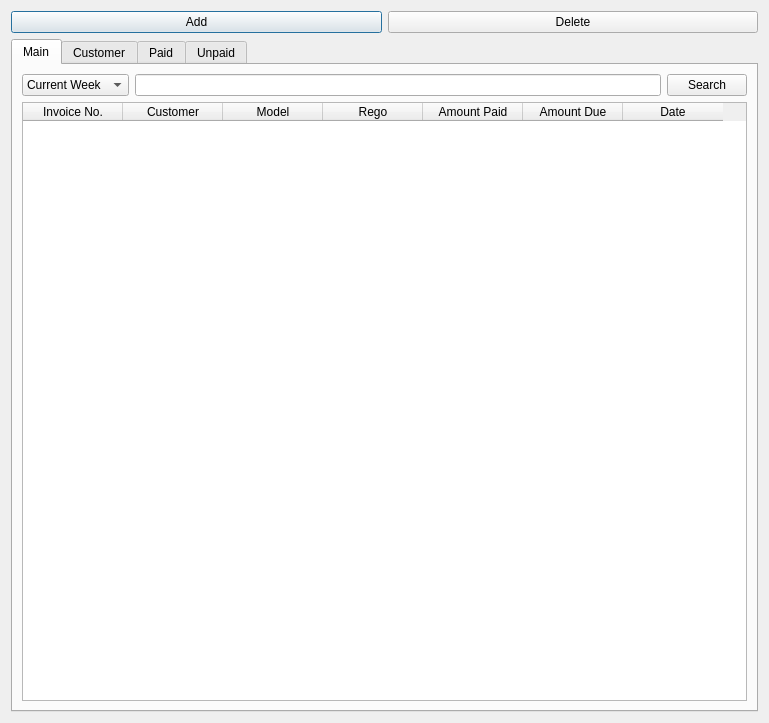
Before: the Qt Designer form new_start/UI_File/Main.ui in maximustann/Bing_project, drawn with Qt 5.
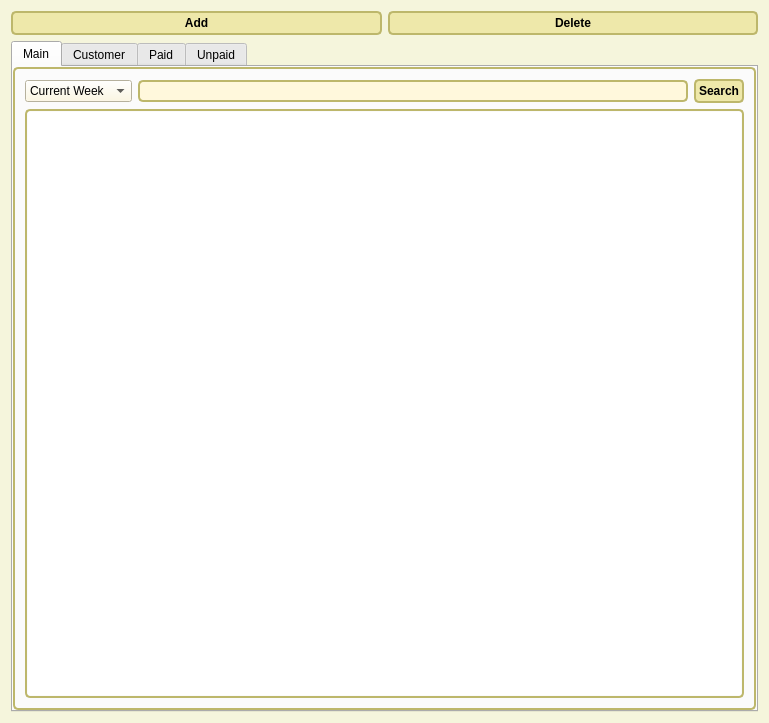
After: the same form once the commit is applied. The open tabs and pages were chosen to show the change.

```diff
--- a/new_start/UI_File/Main.ui
+++ b/new_start/UI_File/Main.ui
@@ -13,6 +13,118 @@
   <property name="windowTitle">
    <string>Garage Management</string>
   </property>
+  <property name="styleSheet">
+   <string notr="true">#Dialog {
+   background-color: beige;
+}
+
+/* Nice Windows-XP-style password character. */
+QLineEdit[echoMode=&quot;2&quot;] {
+    lineedit-password-character: 9679;
+}
+
+/* We provide a min-width and min-height for push buttons
+   so that they look elegant regardless of the width of the text. */
+QPushButton {
+    background-color: palegoldenrod;
+    border-width: 2px;
+    border-color: darkkhaki;
+    border-style: solid;
+    border-radius: 5;
+    padding: 3px;
+    min-width: 9ex;
+    min-height: 2.5ex;
+}
+
+QPushButton:hover {
+   background-color: khaki;
+}
+
+/* Increase the padding, so the text is shifted when the button is
+   pressed. */
+QPushButton:pressed {
+    padding-left: 5px;
+    padding-top: 5px;
+    background-color: #d0d67c;
+}
+
+QLabel, QAbstractButton {
+    font: bold;
+}
+
+/* Mark mandatory fields with a brownish color. */
+.mandatory {
+    color: brown;
+}
+
+/* Bold text on status bar looks awful. */
+QStatusBar QLabel {
+   font: normal;
+}
+
+QStatusBar::item {
+    border-width: 1;
+    border-color: darkkhaki;
+    border-style: solid;
+    border-radius: 2;
+}
+
+QComboBox, QLineEdit, QSpinBox, QTextEdit, QListView {
+    background-color: cornsilk;
+    selection-color: #0a214c; 
+    selection-background-color: #C19A6B;
+}
+
+QListView {
+    show-decoration-selected: 1;
+}
+
+QListView::item:hover {
+    background-color: wheat;
+}
+
+/* We reserve 1 pixel space in padding. When we get the focus,
+   we kill the padding and enlarge the border. This makes the items
+   glow. */
+QLineEdit, QFrame {
+    border-width: 2px;
+    padding: 1px;
+    border-style: solid;
+    border-color: darkkhaki;
+    border-radius: 5px;
+}
+
+/* As mentioned above, eliminate the padding and increase the border. */
+QLineEdit:focus, QFrame:focus {
+    border-width: 3px;
+    padding: 0px;
+}
+
+/* A QLabel is a QFrame ... */
+QLabel {
+    border: none;
+    padding: 0;
+    background: none;
+}
+
+/* A QToolTip is a QLabel ... */
+QToolTip {
+    border: 2px solid darkkhaki;
+    padding: 5px;
+    border-radius: 3px;
+    opacity: 200;
+}
+
+/* Nice to have the background color change when hovered. */
+QRadioButton:hover, QCheckBox:hover {
+    background-color: wheat;
+}
+
+/* Force the dialog's buttons to follow the Windows guidelines. */
+QDialogButtonBox {
+    button-layout: 0;
+}</string>
+  </property>
   <layout class="QGridLayout" name="gridLayout">
    <item row="0" column="0">
     <layout class="QHBoxLayout" name="horizontalLayout">
@@ -47,12 +159,133 @@
       <layout class="QGridLayout" name="gridLayout_6">
        <item row="1" column="0" colspan="3">
         <widget class="QTableWidget" name="tableWidget">
+         <property name="contextMenuPolicy">
+          <enum>Qt::DefaultContextMenu</enum>
+         </property>
+         <property name="styleSheet">
+          <string notr="true">#Dialog {
+   background-color: beige;
+}
+
+/* Nice Windows-XP-style password character. */
+QLineEdit[echoMode=&quot;2&quot;] {
+    lineedit-password-character: 9679;
+}
+
+/* We provide a min-width and min-height for push buttons
+   so that they look elegant regardless of the width of the text. */
+QPushButton {
+    background-color: palegoldenrod;
+    border-width: 2px;
+    border-color: darkkhaki;
+    border-style: solid;
+    border-radius: 5;
+    padding: 3px;
+    min-width: 9ex;
+    min-height: 2.5ex;
+}
+
+QPushButton:hover {
+   background-color: khaki;
+}
+
+/* Increase the padding, so the text is shifted when the button is
+   pressed. */
+QPushButton:pressed {
+    padding-left: 5px;
+    padding-top: 5px;
+    background-color: #d0d67c;
+}
+
+QLabel, QAbstractButton {
+    font: bold;
+}
+
+/* Mark mandatory fields with a brownish color. */
+.mandatory {
+    color: brown;
+}
+
+/* Bold text on status bar looks awful. */
+QStatusBar QLabel {
+   font: normal;
+}
+
+
+QComboBox, QLineEdit, QSpinBox, QTextEdit, QListView {
+    background-color: cornsilk;
+    selection-color: #0a214c; 
+    selection-background-color: #C19A6B;
+}
+
+QListView {
+    show-decoration-selected: 1;
+}
+
+QListView::item:hover {
+    background-color: wheat;
+}
+
+/* We reserve 1 pixel space in padding. When we get the focus,
+   we kill the padding and enlarge the border. This makes the items
+   glow. */
+
+
+/* As mentioned above, eliminate the padding and increase the border. */
+QLineEdit:focus, QFrame:focus {
+    border-width: 3px;
+    padding: 0px;
+}
+
+/* A QLabel is a QFrame ... */
+QLabel {
+    border: none;
+    padding: 0;
+    background: none;
+}
+
+/* A QToolTip is a QLabel ... */
+QToolTip {
+    border: 2px solid darkkhaki;
+    padding: 5px;
+    border-radius: 3px;
+    opacity: 200;
+}
+
+/* Nice to have the background color change when hovered. */
+QRadioButton:hover, QCheckBox:hover {
+    background-color: wheat;
+}
+
+/* Force the dialog's buttons to follow the Windows guidelines. */
+QDialogButtonBox {
+    button-layout: 0;
+}</string>
+         </property>
+         <property name="frameShape">
+          <enum>QFrame::StyledPanel</enum>
+         </property>
+         <property name="frameShadow">
+          <enum>QFrame::Sunken</enum>
+         </property>
+         <property name="lineWidth">
+          <number>1</number>
+         </property>
          <property name="editTriggers">
           <set>QAbstractItemView::NoEditTriggers</set>
          </property>
          <property name="showGrid">
           <bool>true</bool>
          </property>
+         <attribute name="horizontalHeaderVisible">
+          <bool>false</bool>
+         </attribute>
+         <attribute name="horizontalHeaderHighlightSections">
+          <bool>false</bool>
+         </attribute>
+         <attribute name="verticalHeaderVisible">
+          <bool>false</bool>
+         </attribute>
          <column>
           <property name="text">
            <string>Invoice No.</string>
```
Left out of the diff: 15 changed lines with no effect on the pictures.
